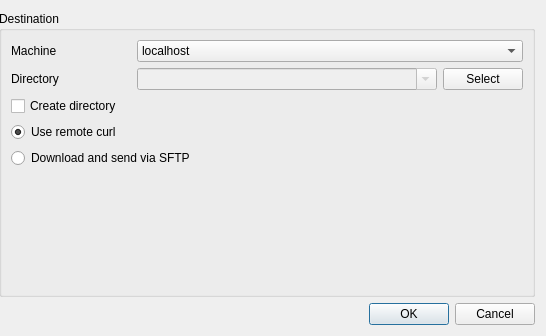
StepanMV/artifacts-deploy, file deploy_dialog.ui: the form before one commit; both pictures show x 492 to 1038 and y 0 to 336 of the 1038 by 336 pixel window.
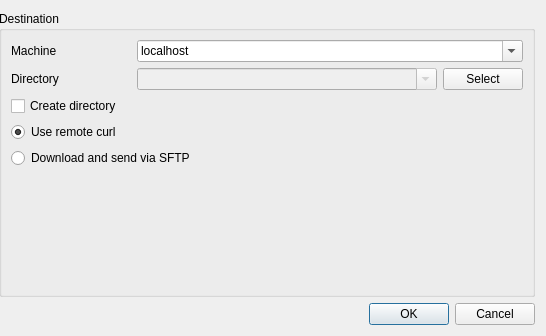
The form after the commit.

The edit to the form file:
```diff
--- a/deploy_dialog.ui
+++ b/deploy_dialog.ui
@@ -224,7 +224,7 @@
              </size>
             </property>
             <property name="editable">
-             <bool>false</bool>
+             <bool>true</bool>
             </property>
             <item>
              <property name="text">
```
Left out of the diff: 9 changed lines with no effect on the pictures.
